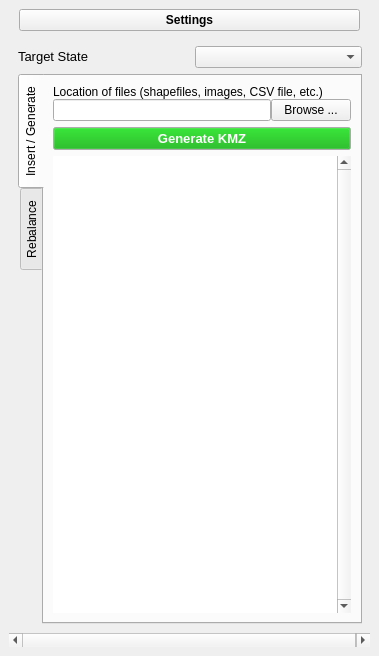
Before: the Qt Designer form ui_delimitationtoolbox_dock.ui in seanclaude/Redistricting, drawn with Qt 5.
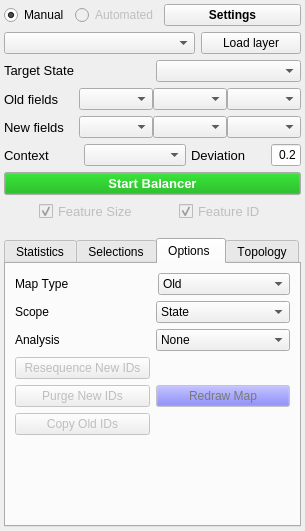
After: the same form once the commit is applied. The open tabs and pages were chosen to show the change.

Commit message: Remove attribute inserter and KML generator for Redistricting only.

Diff of the .ui file:
```diff
--- a/ui_delimitationtoolbox_dock.ui
+++ b/ui_delimitationtoolbox_dock.ui
@@ -6,8 +6,8 @@
    <rect>
     <x>0</x>
     <y>0</y>
-    <width>379</width>
-    <height>656</height>
+    <width>305</width>
+    <height>531</height>
    </rect>
   </property>
   <property name="sizePolicy">
@@ -18,7 +18,7 @@
   </property>
   <property name="minimumSize">
    <size>
-    <width>113</width>
+    <width>189</width>
     <height>135</height>
    </size>
   </property>
@@ -38,7 +38,7 @@
    <set>Qt::LeftDockWidgetArea|Qt::RightDockWidgetArea</set>
   </property>
   <property name="windowTitle">
-   <string>Delimitation Toolbox</string>
+   <string>Redistricting</string>
   </property>
   <widget class="QWidget" name="dockWidgetContents">
    <property name="sizePolicy">
@@ -48,35 +48,9 @@
     </sizepolicy>
    </property>
    <layout class="QVBoxLayout" name="verticalLayout_2">
-    <item>
-     <layout class="QHBoxLayout" name="horizontalLayout_4">
-      <property name="leftMargin">
-       <number>10</number>
-      </property>
-      <property name="rightMargin">
-       <number>10</number>
-      </property>
-      <item>
-       <widget class="QPushButton" name="btEditConfig">
-        <property name="sizePolicy">
-         <sizepolicy hsizetype="Minimum" vsizetype="Fixed">
-          <horstretch>0</horstretch>
-          <verstretch>0</verstretch>
-         </sizepolicy>
-        </property>
-        <property name="font">
-         <font>
-          <weight>75</weight>
-          <bold>true</bold>
-         </font>
-        </property>
-        <property name="text">
-         <string>Settings</string>
-        </property>
-       </widget>
-      </item>
-     </layout>
-    </item>
+    <property name="margin">
+     <number>4</number>
+    </property>
     <item>
      <widget class="QScrollArea" name="scrollArea">
       <property name="frameShape">
@@ -96,316 +70,14 @@
         <rect>
          <x>0</x>
          <y>0</y>
-         <width>361</width>
-         <height>587</height>
+         <width>297</width>
+         <height>503</height>
         </rect>
        </property>
-       <layout class="QVBoxLayout" name="verticalLayout_8">
-        <item>
-         <layout class="QHBoxLayout" name="horizontalLayout_24">
-          <property name="spacing">
-           <number>10</number>
-          </property>
-          <item>
-           <widget class="QLabel" name="label_14">
-            <property name="sizePolicy">
-             <sizepolicy hsizetype="Preferred" vsizetype="Maximum">
-              <horstretch>0</horstretch>
-              <verstretch>0</verstretch>
-             </sizepolicy>
-            </property>
-            <property name="minimumSize">
-             <size>
-              <width>0</width>
-              <height>0</height>
-             </size>
-            </property>
-            <property name="maximumSize">
-             <size>
-              <width>16777215</width>
-              <height>16777215</height>
-             </size>
-            </property>
-            <property name="font">
-             <font>
-              <pointsize>10</pointsize>
-             </font>
-            </property>
-            <property name="text">
-             <string>Target State</string>
-            </property>
-           </widget>
-          </item>
-          <item>
-           <widget class="QComboBox" name="selector_target_state">
-            <property name="sizePolicy">
-             <sizepolicy hsizetype="Preferred" vsizetype="Maximum">
-              <horstretch>0</horstretch>
-              <verstretch>0</verstretch>
-             </sizepolicy>
-            </property>
-            <property name="currentIndex">
-             <number>-1</number>
-            </property>
-           </widget>
-          </item>
-         </layout>
-        </item>
-        <item>
-         <widget class="QTabWidget" name="tabWidget">
-          <property name="sizePolicy">
-           <sizepolicy hsizetype="Expanding" vsizetype="Expanding">
-            <horstretch>0</horstretch>
-            <verstretch>0</verstretch>
-           </sizepolicy>
-          </property>
-          <property name="font">
-           <font>
-            <pointsize>9</pointsize>
-           </font>
-          </property>
-          <property name="tabPosition">
-           <enum>QTabWidget::West</enum>
-          </property>
-          <property name="currentIndex">
-           <number>1</number>
-          </property>
-          <property name="usesScrollButtons">
-           <bool>true</bool>
-          </property>
-          <widget class="QWidget" name="tab">
-           <property name="sizePolicy">
-            <sizepolicy hsizetype="Preferred" vsizetype="Minimum">
-             <horstretch>0</horstretch>
-             <verstretch>0</verstretch>
-            </sizepolicy>
-           </property>
-           <attribute name="title">
-            <string>Insert / Generate</string>
-           </attribute>
            <layout class="QVBoxLayout" name="verticalLayout">
-            <item>
-             <layout class="QVBoxLayout" name="verticalLayout_9">
-              <property name="spacing">
+        <property name="margin">
                <number>0</number>
               </property>
-              <item>
-               <widget class="QLabel" name="label_2">
-                <property name="sizePolicy">
-                 <sizepolicy hsizetype="Preferred" vsizetype="Fixed">
-                  <horstretch>0</horstretch>
-                  <verstretch>0</verstretch>
-                 </sizepolicy>
-                </property>
-                <property name="text">
-                 <string>Location of files (shapefiles, images, CSV file, etc.)</string>
-                </property>
-                <property name="alignment">
-                 <set>Qt::AlignBottom|Qt::AlignLeading|Qt::AlignLeft</set>
-                </property>
-               </widget>
-              </item>
-              <item>
-               <layout class="QHBoxLayout" name="horizontalLayout_2">
-                <item>
-                 <widget class="QLineEdit" name="inputDir">
-                  <property name="palette">
-                   <palette>
-                    <active>
-                     <colorrole role="Text">
-                      <brush brushstyle="SolidPattern">
-                       <color alpha="255">
-                        <red>62</red>
-                        <green>62</green>
-                        <blue>62</blue>
-                       </color>
-                      </brush>
-                     </colorrole>
-                    </active>
-                    <inactive>
-                     <colorrole role="Text">
-                      <brush brushstyle="SolidPattern">
-                       <color alpha="255">
-                        <red>62</red>
-                        <green>62</green>
-                        <blue>62</blue>
-                       </color>
-                      </brush>
-                     </colorrole>
-                    </inactive>
-                    <disabled>
-                     <colorrole role="Text">
-                      <brush brushstyle="SolidPattern">
-                       <color alpha="255">
-                        <red>120</red>
-                        <green>120</green>
-                        <blue>120</blue>
-                       </color>
-                      </brush>
-                     </colorrole>
-                    </disabled>
-                   </palette>
-                  </property>
-                  <property name="text">
-                   <string/>
-                  </property>
-                  <property name="dragEnabled">
-                   <bool>true</bool>
-                  </property>
-                  <property name="readOnly">
-                   <bool>false</bool>
-                  </property>
-                 </widget>
-                </item>
-                <item>
-                 <widget class="QPushButton" name="BtInputDir">
-                  <property name="text">
-                   <string>Browse ...</string>
-                  </property>
-                 </widget>
-                </item>
-               </layout>
-              </item>
-             </layout>
-            </item>
-            <item>
-             <layout class="QHBoxLayout" name="horizontalLayout_34">
-              <item>
-               <widget class="QPushButton" name="btGenerate">
-                <property name="palette">
-                 <palette>
-                  <active>
-                   <colorrole role="Button">
-                    <brush brushstyle="SolidPattern">
-                     <color alpha="255">
-                      <red>0</red>
-                      <green>170</green>
-                      <blue>0</blue>
-                     </color>
-                    </brush>
-                   </colorrole>
-                   <colorrole role="ButtonText">
-                    <brush brushstyle="SolidPattern">
-                     <color alpha="255">
-                      <red>255</red>
-                      <green>255</green>
-                      <blue>255</blue>
-                     </color>
-                    </brush>
-                   </colorrole>
-                  </active>
-                  <inactive>
-                   <colorrole role="Button">
-                    <brush brushstyle="SolidPattern">
-                     <color alpha="255">
-                      <red>0</red>
-                      <green>170</green>
-                      <blue>0</blue>
-                     </color>
-                    </brush>
-                   </colorrole>
-                   <colorrole role="ButtonText">
-                    <brush brushstyle="SolidPattern">
-                     <color alpha="255">
-                      <red>255</red>
-                      <green>255</green>
-                      <blue>255</blue>
-                     </color>
-                    </brush>
-                   </colorrole>
-                  </inactive>
-                  <disabled>
-                   <colorrole role="Button">
-                    <brush brushstyle="SolidPattern">
-                     <color alpha="255">
-                      <red>0</red>
-                      <green>170</green>
-                      <blue>0</blue>
-                     </color>
-                    </brush>
-                   </colorrole>
-                   <colorrole role="ButtonText">
-                    <brush brushstyle="SolidPattern">
-                     <color alpha="255">
-                      <red>120</red>
-                      <green>120</green>
-                      <blue>120</blue>
-                     </color>
-                    </brush>
-                   </colorrole>
-                  </disabled>
-                 </palette>
-                </property>
-                <property name="font">
-                 <font>
-                  <pointsize>10</pointsize>
-                  <weight>75</weight>
-                  <bold>true</bold>
-                 </font>
-                </property>
-                <property name="text">
-                 <string>Generate KMZ</string>
-                </property>
-               </widget>
-              </item>
-             </layout>
-            </item>
-            <item>
-             <layout class="QHBoxLayout" name="horizontalLayout"/>
-            </item>
-            <item>
-             <widget class="QListWidget" name="list_checks">
-              <property name="autoFillBackground">
-               <bool>false</bool>
-              </property>
-              <property name="frameShape">
-               <enum>QFrame::NoFrame</enum>
-              </property>
-              <property name="frameShadow">
-               <enum>QFrame::Plain</enum>
-              </property>
-              <property name="lineWidth">
-               <number>0</number>
-              </property>
-              <property name="verticalScrollBarPolicy">
-               <enum>Qt::ScrollBarAlwaysOn</enum>
-              </property>
-              <property name="editTriggers">
-               <set>QAbstractItemView::NoEditTriggers</set>
-              </property>
-              <property name="selectionMode">
-               <enum>QAbstractItemView::ContiguousSelection</enum>
-              </property>
-              <property name="selectionBehavior">
-               <enum>QAbstractItemView::SelectItems</enum>
-              </property>
-              <property name="isWrapping" stdset="0">
-               <bool>false</bool>
-              </property>
-              <property name="spacing">
-               <number>2</number>
-              </property>
-              <property name="wordWrap">
-               <bool>true</bool>
-              </property>
-              <property name="selectionRectVisible">
-               <bool>false</bool>
-              </property>
-             </widget>
-            </item>
-           </layout>
-          </widget>
-          <widget class="QWidget" name="tab_2">
-           <property name="sizePolicy">
-            <sizepolicy hsizetype="Preferred" vsizetype="Minimum">
-             <horstretch>0</horstretch>
-             <verstretch>0</verstretch>
-            </sizepolicy>
-           </property>
-           <attribute name="title">
-            <string>Rebalance</string>
-           </attribute>
-           <layout class="QVBoxLayout" name="verticalLayout_6" stretch="0,0,0,0,0,0,0,0,0">
             <item>
              <layout class="QHBoxLayout" name="horizontalLayout_14">
               <item>
@@ -440,6 +112,25 @@
                 </property>
                </widget>
               </item>
+          <item>
+           <widget class="QPushButton" name="btEditConfig">
+            <property name="sizePolicy">
+             <sizepolicy hsizetype="Minimum" vsizetype="Fixed">
+              <horstretch>0</horstretch>
+              <verstretch>0</verstretch>
+             </sizepolicy>
+            </property>
+            <property name="font">
+             <font>
+              <weight>75</weight>
+              <bold>true</bold>
+             </font>
+            </property>
+            <property name="text">
+             <string>Settings</string>
+            </property>
+           </widget>
+          </item>
              </layout>
             </item>
             <item>
@@ -463,27 +154,30 @@
              </layout>
             </item>
             <item>
-             <layout class="QHBoxLayout" name="horizontalLayout_6">
-              <property name="spacing">
+         <layout class="QHBoxLayout" name="horizontalLayout_4">
+          <property name="leftMargin">
+           <number>0</number>
+          </property>
+          <property name="rightMargin">
                <number>0</number>
               </property>
               <item>
-               <widget class="QLabel" name="label_10">
+           <widget class="QLabel" name="label_14">
                 <property name="sizePolicy">
-                 <sizepolicy hsizetype="Fixed" vsizetype="Preferred">
+             <sizepolicy hsizetype="Preferred" vsizetype="Maximum">
                   <horstretch>0</horstretch>
                   <verstretch>0</verstretch>
                  </sizepolicy>
                 </property>
                 <property name="minimumSize">
                  <size>
-                  <width>75</width>
+              <width>0</width>
                   <height>0</height>
                  </size>
                 </property>
                 <property name="maximumSize">
                  <size>
-                  <width>75</width>
+              <width>16777215</width>
                   <height>16777215</height>
                  </size>
                 </property>
@@ -493,54 +187,23 @@
                  </font>
                 </property>
                 <property name="text">
-                 <string>Voters</string>
+             <string>Target State</string>
                 </property>
                </widget>
               </item>
               <item>
-               <widget class="QComboBox" name="selector_voters">
+           <widget class="QComboBox" name="selector_target_state">
                 <property name="sizePolicy">
-                 <sizepolicy hsizetype="Preferred" vsizetype="Fixed">
+             <sizepolicy hsizetype="Preferred" vsizetype="Maximum">
                   <horstretch>0</horstretch>
                   <verstretch>0</verstretch>
                  </sizepolicy>
                 </property>
-                <property name="minimumSize">
-                 <size>
-                  <width>100</width>
-                  <height>0</height>
-                 </size>
-                </property>
-                <property name="acceptDrops">
-                 <bool>true</bool>
-                </property>
-                <property name="maxVisibleItems">
-                 <number>1000</number>
-                </property>
-                <property name="maxCount">
-                 <number>1000</number>
-                </property>
-                <property name="sizeAdjustPolicy">
-                 <enum>QComboBox::AdjustToMinimumContentsLength</enum>
-                </property>
-                <property name="minimumContentsLength">
-                 <number>1</number>
+            <property name="currentIndex">
+             <number>-1</number>
                 </property>
                </widget>
               </item>
-              <item>
-               <spacer name="horizontalSpacer_4">
-                <property name="orientation">
-                 <enum>Qt::Horizontal</enum>
-                </property>
-                <property name="sizeHint" stdset="0">
-                 <size>
-                  <width>40</width>
-                  <height>20</height>
-                 </size>
-                </property>
-               </spacer>
-              </item>
              </layout>
             </item>
             <item>
@@ -568,6 +231,11 @@
                   <height>16777215</height>
                  </size>
                 </property>
+            <property name="font">
+             <font>
+              <pointsize>10</pointsize>
+             </font>
+            </property>
                 <property name="text">
                  <string>Old fields</string>
                 </property>
@@ -641,6 +309,11 @@
                   <height>16777215</height>
                  </size>
                 </property>
+            <property name="font">
+             <font>
+              <pointsize>10</pointsize>
+             </font>
+            </property>
                 <property name="text">
                  <string>New fields</string>
                 </property>
@@ -708,8 +381,72 @@
             <item>
              <layout class="QHBoxLayout" name="horizontalLayout_21">
               <property name="spacing">
-               <number>0</number>
-              </property>
+           <number>5</number>
+          </property>
+          <item>
+           <widget class="QLabel" name="label_10">
+            <property name="sizePolicy">
+             <sizepolicy hsizetype="Fixed" vsizetype="Preferred">
+              <horstretch>0</horstretch>
+              <verstretch>0</verstretch>
+             </sizepolicy>
+            </property>
+            <property name="minimumSize">
+             <size>
+              <width>75</width>
+              <height>0</height>
+             </size>
+            </property>
+            <property name="maximumSize">
+             <size>
+              <width>75</width>
+              <height>16777215</height>
+             </size>
+            </property>
+            <property name="font">
+             <font>
+              <pointsize>10</pointsize>
+             </font>
+            </property>
+            <property name="statusTip">
+             <string>For example, voters, age group, etc.</string>
+            </property>
+            <property name="text">
+             <string>Context</string>
+            </property>
+           </widget>
+          </item>
+          <item>
+           <widget class="QComboBox" name="selector_voters">
+            <property name="sizePolicy">
+             <sizepolicy hsizetype="Preferred" vsizetype="Fixed">
+              <horstretch>0</horstretch>
+              <verstretch>0</verstretch>
+             </sizepolicy>
+            </property>
+            <property name="minimumSize">
+             <size>
+              <width>100</width>
+              <height>0</height>
+             </size>
+            </property>
+            <property name="acceptDrops">
+             <bool>true</bool>
+            </property>
+            <property name="maxVisibleItems">
+             <number>1000</number>
+            </property>
+            <property name="maxCount">
+             <number>1000</number>
+            </property>
+            <property name="sizeAdjustPolicy">
+             <enum>QComboBox::AdjustToMinimumContentsLength</enum>
+            </property>
+            <property name="minimumContentsLength">
+             <number>1</number>
+            </property>
+           </widget>
+          </item>
               <item>
                <widget class="QLabel" name="label_12">
                 <property name="sizePolicy">
@@ -730,8 +467,13 @@
                   <height>16777215</height>
                  </size>
                 </property>
+            <property name="font">
+             <font>
+              <pointsize>10</pointsize>
+             </font>
+            </property>
                 <property name="text">
-                 <string>Deviation, Δ</string>
+             <string>Deviation</string>
                 </property>
                </widget>
               </item>
@@ -745,7 +487,7 @@
                 </property>
                 <property name="minimumSize">
                  <size>
-                  <width>110</width>
+              <width>0</width>
                   <height>0</height>
                  </size>
                 </property>
@@ -766,112 +508,10 @@
                 </property>
                </widget>
               </item>
-              <item>
-               <spacer name="horizontalSpacer_2">
-                <property name="orientation">
-                 <enum>Qt::Horizontal</enum>
-                </property>
-                <property name="sizeHint" stdset="0">
-                 <size>
-                  <width>40</width>
-                  <height>20</height>
-                 </size>
-                </property>
-               </spacer>
-              </item>
              </layout>
             </item>
             <item>
              <layout class="QHBoxLayout" name="horizontalLayout_26">
-              <item>
-               <widget class="QPushButton" name="btGenerateKML">
-                <property name="enabled">
-                 <bool>false</bool>
-                </property>
-                <property name="maximumSize">
-                 <size>
-                  <width>100</width>
-                  <height>16777215</height>
-                 </size>
-                </property>
-                <property name="palette">
-                 <palette>
-                  <active>
-                   <colorrole role="Button">
-                    <brush brushstyle="SolidPattern">
-                     <color alpha="255">
-                      <red>85</red>
-                      <green>85</green>
-                      <blue>255</blue>
-                     </color>
-                    </brush>
-                   </colorrole>
-                   <colorrole role="ButtonText">
-                    <brush brushstyle="SolidPattern">
-                     <color alpha="255">
-                      <red>255</red>
-                      <green>255</green>
-                      <blue>255</blue>
-                     </color>
-                    </brush>
-                   </colorrole>
-                  </active>
-                  <inactive>
-                   <colorrole role="Button">
-                    <brush brushstyle="SolidPattern">
-                     <color alpha="255">
-                      <red>85</red>
-                      <green>85</green>
-                      <blue>255</blue>
-                     </color>
-                    </brush>
-                   </colorrole>
-                   <colorrole role="ButtonText">
-                    <brush brushstyle="SolidPattern">
-                     <color alpha="255">
-                      <red>255</red>
-                      <green>255</green>
-                      <blue>255</blue>
-                     </color>
-                    </brush>
-                   </colorrole>
-                  </inactive>
-                  <disabled>
-                   <colorrole role="Button">
-                    <brush brushstyle="SolidPattern">
-                     <color alpha="255">
-                      <red>85</red>
-                      <green>85</green>
-                      <blue>255</blue>
-                     </color>
-                    </brush>
-                   </colorrole>
-                   <colorrole role="ButtonText">
-                    <brush brushstyle="SolidPattern">
-                     <color alpha="255">
-                      <red>120</red>
-                      <green>120</green>
-                      <blue>120</blue>
-                     </color>
-                    </brush>
-                   </colorrole>
-                  </disabled>
-                 </palette>
-                </property>
-                <property name="font">
-                 <font>
-                  <weight>75</weight>
-                  <bold>true</bold>
-                 </font>
-                </property>
-                <property name="styleSheet">
-                 <string notr="true"/>
-                </property>
-                <property name="text">
-                 <string>Generate KMZ</string>
-                </property>
-               </widget>
-              </item>
               <item>
                <widget class="QPushButton" name="btRebalance">
                 <property name="enabled">
@@ -961,6 +601,67 @@
               </item>
              </layout>
             </item>
+        <item>
+         <layout class="QHBoxLayout" name="horizontalLayout_22">
+          <property name="topMargin">
+           <number>0</number>
+          </property>
+          <property name="bottomMargin">
+           <number>10</number>
+          </property>
+          <item>
+           <widget class="QCheckBox" name="cb_label">
+            <property name="enabled">
+             <bool>false</bool>
+            </property>
+            <property name="sizePolicy">
+             <sizepolicy hsizetype="Fixed" vsizetype="Fixed">
+              <horstretch>0</horstretch>
+              <verstretch>0</verstretch>
+             </sizepolicy>
+            </property>
+            <property name="font">
+             <font>
+              <pointsize>10</pointsize>
+             </font>
+            </property>
+            <property name="text">
+             <string>Feature Size</string>
+            </property>
+            <property name="checked">
+             <bool>true</bool>
+            </property>
+           </widget>
+          </item>
+          <item>
+           <widget class="QCheckBox" name="cb_feature_id">
+            <property name="enabled">
+             <bool>false</bool>
+            </property>
+            <property name="sizePolicy">
+             <sizepolicy hsizetype="Fixed" vsizetype="Fixed">
+              <horstretch>0</horstretch>
+              <verstretch>0</verstretch>
+             </sizepolicy>
+            </property>
+            <property name="font">
+             <font>
+              <pointsize>10</pointsize>
+             </font>
+            </property>
+            <property name="layoutDirection">
+             <enum>Qt::LeftToRight</enum>
+            </property>
+            <property name="text">
+             <string>Feature ID</string>
+            </property>
+            <property name="checked">
+             <bool>true</bool>
+            </property>
+           </widget>
+          </item>
+         </layout>
+        </item>
             <item>
              <widget class="QTabWidget" name="tab_rebalance">
               <property name="font">
@@ -984,7 +685,7 @@
                   <item>
                    <widget class="QLabel" name="label_3">
                     <property name="text">
-                     <string>Total voters</string>
+                 <string>Context Total</string>
                     </property>
                    </widget>
                   </item>
@@ -1007,7 +708,8 @@
                  <widget class="QLabel" name="label_15">
                   <property name="font">
                    <font>
-                    <pointsize>10</pointsize>
+                <family>Helvetica World</family>
+                <pointsize>12</pointsize>
                     <weight>75</weight>
                     <bold>true</bold>
                    </font>
@@ -1015,8 +717,11 @@
                   <property name="frameShape">
                    <enum>QFrame::Box</enum>
                   </property>
+              <property name="lineWidth">
+               <number>0</number>
+              </property>
                   <property name="text">
-                   <string>Old Code Allocation</string>
+               <string>Old Min/Max Size</string>
                   </property>
                   <property name="textFormat">
                    <enum>Qt::RichText</enum>
@@ -1040,6 +745,11 @@
                   </item>
                   <item>
                    <widget class="QLabel" name="label_par_range_old">
+                <property name="font">
+                 <font>
+                  <pointsize>12</pointsize>
+                 </font>
+                </property>
                     <property name="text">
                      <string/>
                     </property>
@@ -1079,6 +789,11 @@
                   </item>
                   <item>
                    <widget class="QLabel" name="label_state_range_old">
+                <property name="font">
+                 <font>
+                  <pointsize>12</pointsize>
+                 </font>
+                </property>
                     <property name="text">
                      <string/>
                     </property>
@@ -1093,7 +808,8 @@
                  <widget class="QLabel" name="label_16">
                   <property name="font">
                    <font>
-                    <pointsize>10</pointsize>
+                <family>Helvetica World</family>
+                <pointsize>12</pointsize>
                     <weight>75</weight>
                     <bold>true</bold>
                    </font>
@@ -1101,8 +817,11 @@
                   <property name="frameShape">
                    <enum>QFrame::Box</enum>
                   </property>
+              <property name="lineWidth">
+               <number>0</number>
+              </property>
                   <property name="text">
-                   <string>New Code Allocation</string>
+               <string>New Min/Max Size</string>
                   </property>
                   <property name="textFormat">
                    <enum>Qt::RichText</enum>
@@ -1123,6 +842,11 @@
                   </item>
                   <item>
                    <widget class="QLabel" name="label_par_range_new">
+                <property name="font">
+                 <font>
+                  <pointsize>12</pointsize>
+                 </font>
+                </property>
                     <property name="text">
                      <string/>
                     </property>
@@ -1162,6 +886,11 @@
                   </item>
                   <item>
                    <widget class="QLabel" name="label_state_range_new">
+                <property name="font">
+                 <font>
+                  <pointsize>12</pointsize>
+                 </font>
+                </property>
                     <property name="text">
                      <string/>
                     </property>
@@ -1174,9 +903,9 @@
                 </item>
                </layout>
               </widget>
-              <widget class="QWidget" name="tab_live">
+          <widget class="QWidget" name="tab_select">
                <attribute name="title">
-                <string>Live!</string>
+            <string>Selections</string>
                </attribute>
                <layout class="QVBoxLayout" name="verticalLayout_5">
                 <item>
@@ -1520,19 +1249,6 @@
                 </item>
                 <item>
                  <layout class="QHBoxLayout" name="horizontalLayout_5">
-                  <item>
-                   <widget class="QPushButton" name="btReset">
-                    <property name="enabled">
-                     <bool>false</bool>
-                    </property>
-                    <property name="styleSheet">
-                     <string notr="true"/>
-                    </property>
-                    <property name="text">
-                     <string>Reset</string>
-                    </property>
-                   </widget>
-                  </item>
                   <item>
                    <widget class="QPushButton" name="btClearSelected">
                     <property name="enabled">
@@ -1633,21 +1349,6 @@
                 <string>Options </string>
                </attribute>
                <layout class="QVBoxLayout" name="verticalLayout_4">
-                <property name="spacing">
-                 <number>5</number>
-                </property>
-                <property name="leftMargin">
-                 <number>5</number>
-                </property>
-                <property name="topMargin">
-                 <number>0</number>
-                </property>
-                <property name="rightMargin">
-                 <number>5</number>
-                </property>
-                <property name="bottomMargin">
-                 <number>0</number>
-                </property>
                 <item>
                  <layout class="QHBoxLayout" name="horizontalLayout_7">
                   <property name="spacing">
@@ -1731,11 +1432,54 @@
                 </item>
                 <item>
                  <layout class="QHBoxLayout" name="horizontalLayout_18">
+              <item>
+               <layout class="QVBoxLayout" name="verticalLayout_6">
+                <item>
+                 <widget class="QPushButton" name="btRenumber">
+                  <property name="enabled">
+                   <bool>false</bool>
+                  </property>
+                  <property name="text">
+                   <string>Resequence New IDs</string>
+                  </property>
+                 </widget>
+                </item>
+                <item>
+                 <widget class="QPushButton" name="btReset">
+                  <property name="enabled">
+                   <bool>false</bool>
+                  </property>
+                  <property name="styleSheet">
+                   <string notr="true"/>
+                  </property>
+                  <property name="text">
+                   <string>Purge New IDs</string>
+                  </property>
+                 </widget>
+                </item>
+                <item>
+                 <widget class="QPushButton" name="btDuplicate">
+                  <property name="enabled">
+                   <bool>false</bool>
+                  </property>
+                  <property name="text">
+                   <string>Copy Old IDs</string>
+                  </property>
+                 </widget>
+                </item>
+               </layout>
+              </item>
                   <item>
                    <widget class="QPushButton" name="btRedrawLayer">
                     <property name="enabled">
                      <bool>false</bool>
                     </property>
+                <property name="sizePolicy">
+                 <sizepolicy hsizetype="Minimum" vsizetype="Fixed">
+                  <horstretch>0</horstretch>
+                  <verstretch>0</verstretch>
+                 </sizepolicy>
+                </property>
                     <property name="palette">
                      <palette>
                       <active>
@@ -1814,30 +1558,6 @@
                   </item>
                  </layout>
                 </item>
-                <item>
-                 <layout class="QHBoxLayout" name="horizontalLayout_20">
-                  <item>
-                   <widget class="QPushButton" name="btDuplicate">
-                    <property name="enabled">
-                     <bool>false</bool>
-                    </property>
-                    <property name="text">
-                     <string>Copy old codes</string>
-                    </property>
-                   </widget>
-                  </item>
-                  <item>
-                   <widget class="QPushButton" name="btRenumber">
-                    <property name="enabled">
-                     <bool>false</bool>
-                    </property>
-                    <property name="text">
-                     <string>Reorder numbering</string>
-                    </property>
-                   </widget>
-                  </item>
-                 </layout>
-                </item>
                 <item>
                  <spacer name="verticalSpacer_2">
                   <property name="orientation">
@@ -1853,7 +1573,7 @@
                 </item>
                </layout>
               </widget>
-              <widget class="QWidget" name="tab_3">
+          <widget class="QWidget" name="tab_topo">
                <attribute name="title">
                 <string>Topology</string>
                </attribute>
@@ -1970,40 +1690,6 @@
                    </property>
                   </column>
                  </widget>
-                </item>
-               </layout>
-              </widget>
-             </widget>
-            </item>
-            <item>
-             <layout class="QHBoxLayout" name="horizontalLayout_22">
-              <item>
-               <widget class="QCheckBox" name="cb_label">
-                <property name="enabled">
-                 <bool>false</bool>
-                </property>
-                <property name="text">
-                 <string>show feature size</string>
-                </property>
-                <property name="checked">
-                 <bool>true</bool>
-                </property>
-               </widget>
-              </item>
-              <item>
-               <widget class="QCheckBox" name="cb_feature_id">
-                <property name="enabled">
-                 <bool>false</bool>
-                </property>
-                <property name="text">
-                 <string>show feature ID</string>
-                </property>
-                <property name="checked">
-                 <bool>true</bool>
-                </property>
-               </widget>
-              </item>
-             </layout>
             </item>
            </layout>
           </widget>
```
Lines whose indentation alone changed are shown as unchanged. The commit also changes 42 other files.
